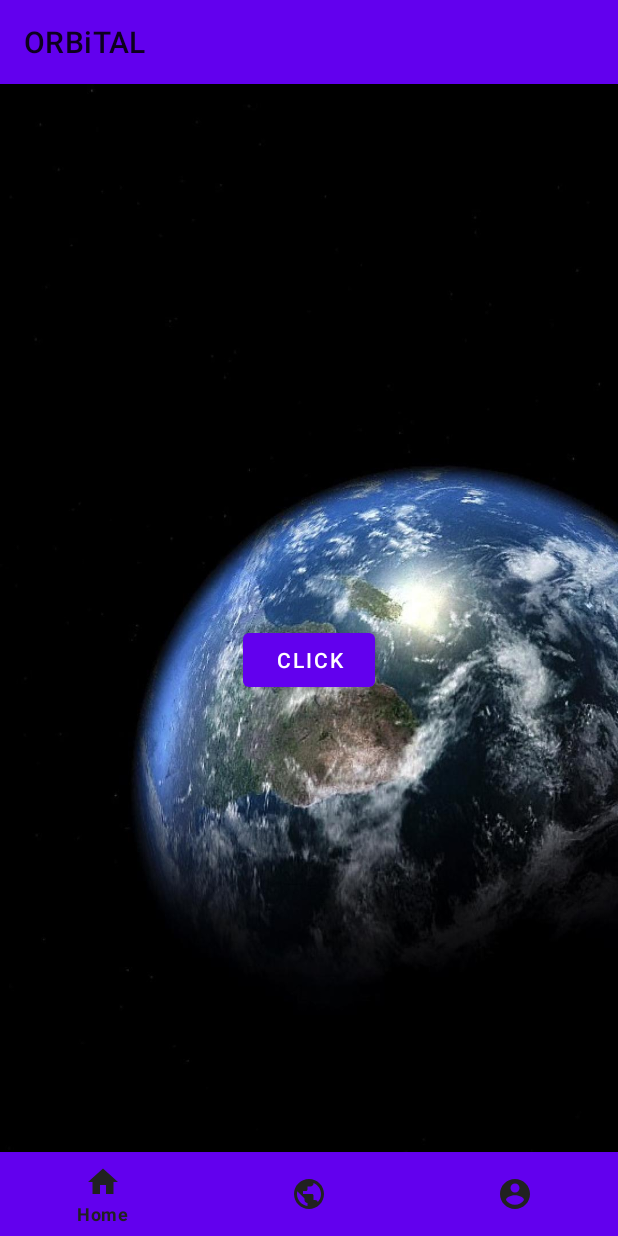
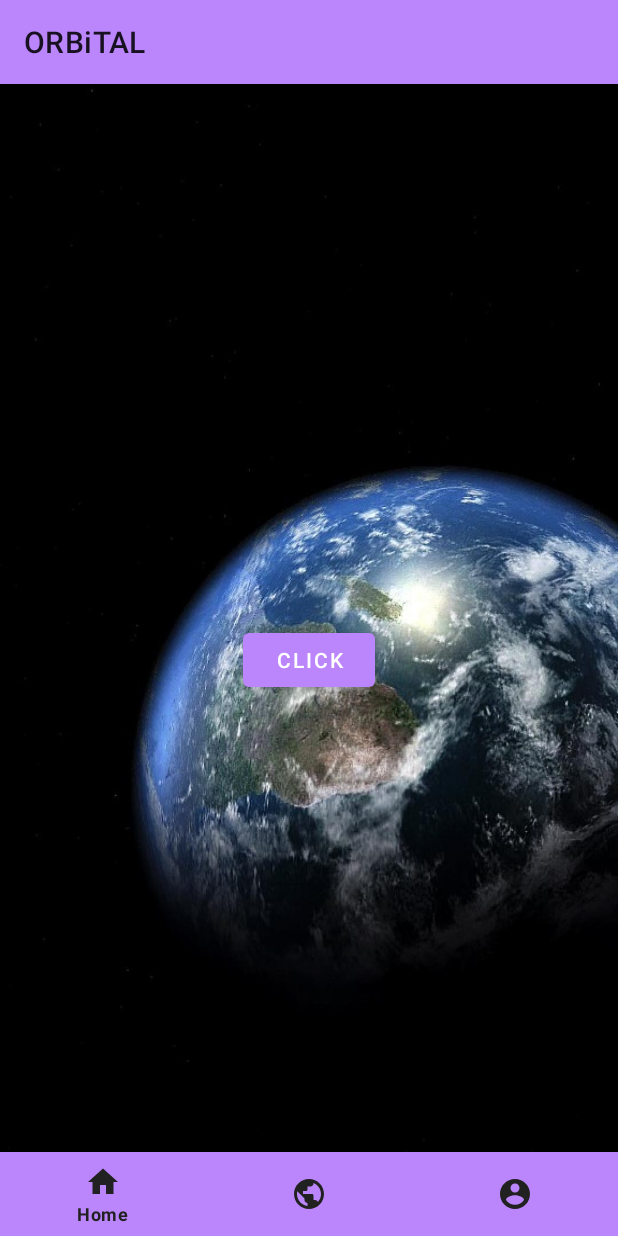
Before and after one commit to DewenHona/Amadeus-ORBiTAL, an Android app: the screen it shows after launch (MainActivity), on a phone screen of 412 x 824 dp. Run offline under Robolectric (Android 15) with nearby library versions, the phone set to English and light mode, and no system bars.

Commit message:
Mode added

```diff
--- a/app/src/main/res/values/colors.xml
+++ b/app/src/main/res/values/colors.xml
@@ -1,6 +1,6 @@
 <?xml version="1.0" encoding="utf-8"?>
 <resources>
-    <color name="colorPrimary">#6200EE</color>
+    <color name="colorPrimary">#BB86FC</color>
     <color name="colorPrimaryDark">#212121</color>
     <color name="colorAccent">#03DAC5</color>
     <color name="white">#FFFFFF</color>
```
